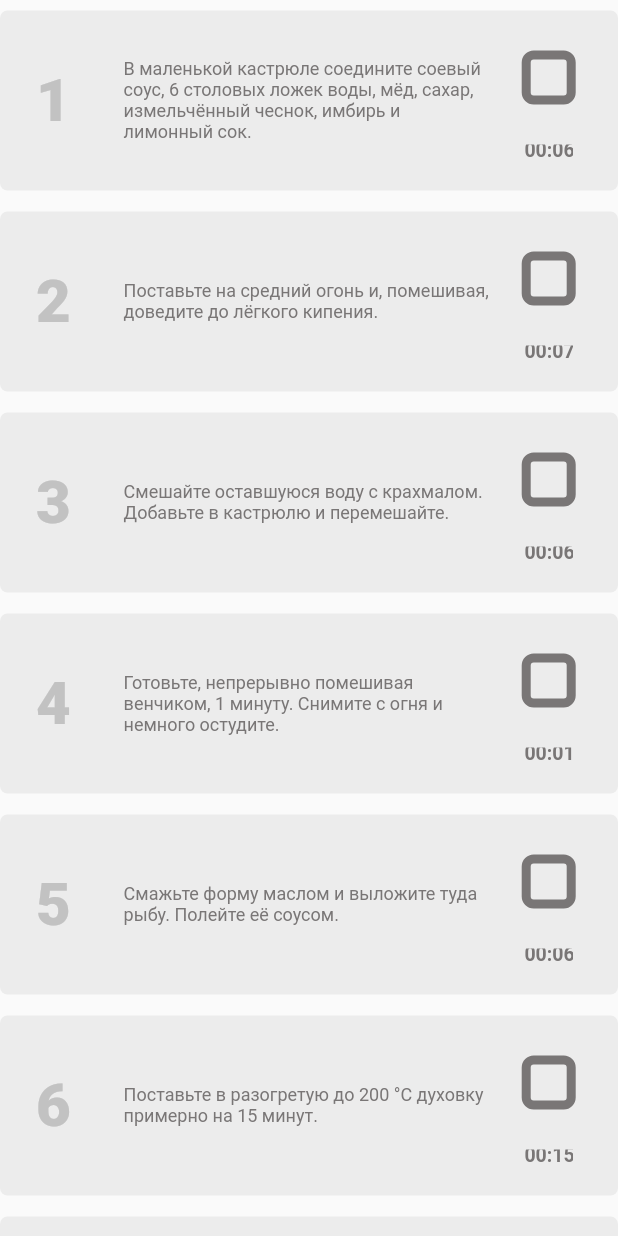
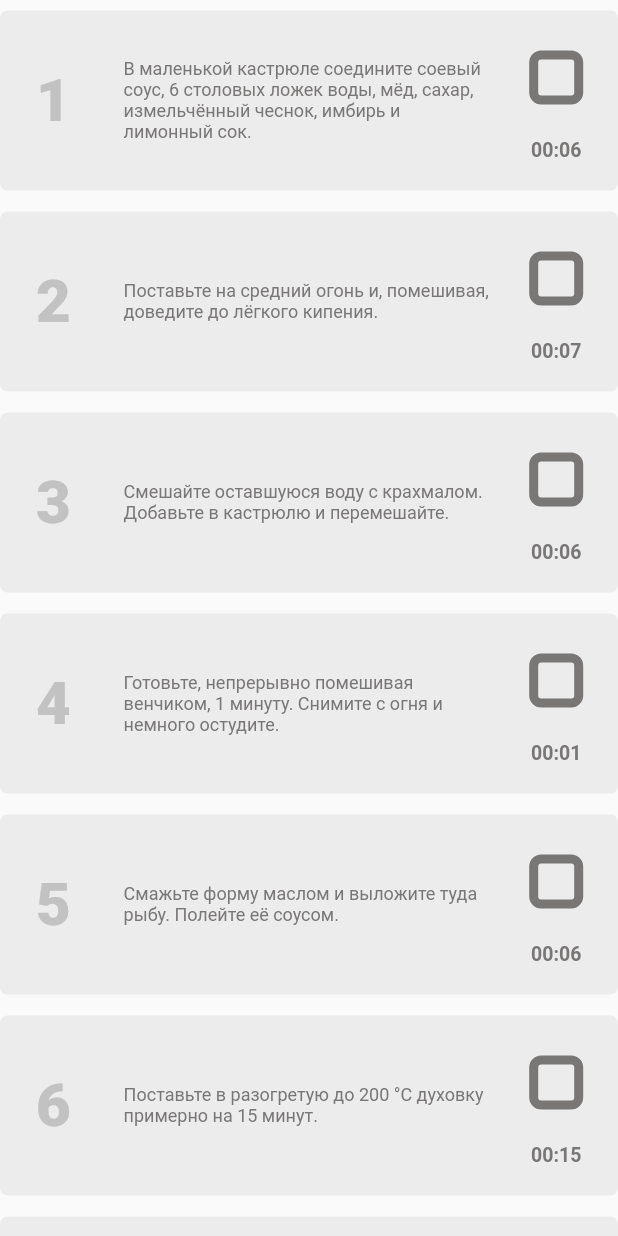
Before and after one commit to choper78rus666/otus_home_work, a Flutter app: the StartProcess widget shown alone on an empty page, opened directly with empty values, on a phone screen of 412 x 824 dp. Run offline on Flutter 3.47's test engine with Material 2 defaults, Android fonts, the phone set to English and light mode, and no system bars.

Commit message:
fix time

```diff
--- a/lib/executionSteps.dart
+++ b/lib/executionSteps.dart
@@ -67,8 +67,6 @@ class _StartProcessState extends State<StartProcess> {
                           ),
                         ),
                         Expanded(
-                          child: Padding(
-                            padding: const EdgeInsets.fromLTRB(20, 0, 30, 0),
                           child: Column(
                             mainAxisAlignment: MainAxisAlignment.spaceEvenly,
                             children: [
@@ -90,7 +88,6 @@ class _StartProcessState extends State<StartProcess> {
                                 ),
                               ),
                             ],
-                            ),
                           ),
                         ),
                       ],
```
Lines whose indentation alone changed are shown as unchanged.
